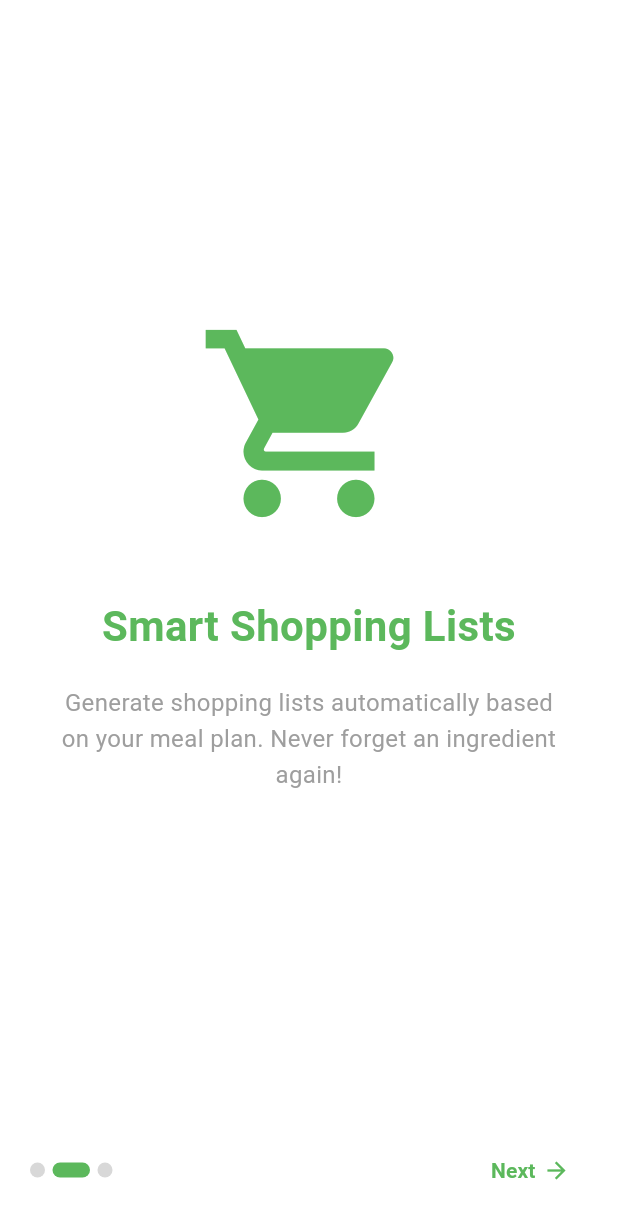
After one commit to reymartjohneva/meal_planner, a Flutter app: the OnboardingScreen screen opened by its route, after a tap on "Next", on a phone screen of 412 x 824 dp. The commit adds this screen. Shown: the top 1219 px of the screen. Run offline on Flutter 3.47's test engine with Material 3 defaults, Android fonts, the phone set to English and light mode, and no system bars; our stand-ins replace cloud_firestore, firebase_auth, firebase_core, flutter_local_notifications, shared_preferences, table_calendar and 1 more; accounts and stored records are empty.

Commit message:
feat: added getting started page

```diff
--- a/lib/main.dart
+++ b/lib/main.dart
@@ -5,6 +5,7 @@ import 'pages/register_page.dart';
 import 'pages/home_screen.dart';
 import 'pages/profile_page.dart';  // Import the Profile Page
 import 'firebase_options.dart';
+import 'pages/getting_started_page.dart';
 
 void main() async{
   WidgetsFlutterBinding.ensureInitialized();
@@ -69,6 +70,7 @@ class MyApp extends StatelessWidget {
         '/register': (context) => const RegisterPage(),
         '/login': (context) => const LoginPage(),
         '/profile': (context) => const ProfilePage(),
+        '/onboarding': (context) => const OnboardingScreen(),
       },
     );
   }
--- /dev/null
+++ b/lib/pages/getting_started_page.dart
@@ -0,0 +1,189 @@
+import 'package:flutter/material.dart';
+
+class OnboardingScreen extends StatefulWidget {
+  const OnboardingScreen({Key? key}) : super(key: key);
+
+  @override
+  State<OnboardingScreen> createState() => _OnboardingScreenState();
+}
+
+class _OnboardingScreenState extends State<OnboardingScreen> {
+  final PageController _pageController = PageController();
+  int _currentPage = 0;
+
+  final List<OnboardingPage> _pages = [
+    OnboardingPage(
+      title: "Plan Your Meals",
+      description: "Create weekly meal plans with our intuitive drag-and-drop interface. Organize breakfast, lunch, and dinner with ease.",
+      image: Icons.restaurant_menu,
+    ),
+    OnboardingPage(
+      title: "Smart Shopping Lists",
+      description: "Generate shopping lists automatically based on your meal plan. Never forget an ingredient again!",
+      image: Icons.shopping_cart,
+    ),
+    OnboardingPage(
+      title: "Track Nutrition",
+      description: "Monitor your calorie intake and nutritional balance. Eat healthier with personalized insights.",
+      image: Icons.pie_chart,
+    ),
+  ];
+
+  @override
+  void dispose() {
+    _pageController.dispose();
+    super.dispose();
+  }
+
+  @override
+  Widget build(BuildContext context) {
+    return Scaffold(
+      backgroundColor: Colors.white,
+      body: SafeArea(
+        child: Column(
+          children: [
+            Expanded(
+              child: PageView.builder(
+                controller: _pageController,
+                itemCount: _pages.length,
+                onPageChanged: (int page) {
+                  setState(() {
+                    _currentPage = page;
+                  });
+                },
+                itemBuilder: (context, index) {
+                  return buildPageContent(_pages[index]);
+                },
+              ),
+            ),
+            Padding(
+              padding: const EdgeInsets.all(20),
+              child: Row(
+                mainAxisAlignment: MainAxisAlignment.spaceBetween,
+                children: [
+                  // Page indicator
+                  Row(
+                    children: List.generate(
+                      _pages.length,
+                          (index) => buildDot(index: index),
+                    ),
+                  ),
+
+                  // Navigation buttons
+                  _currentPage == _pages.length - 1
+                      ? ElevatedButton(
+                    onPressed: () {
+                      // Navigate to your home screen
+                      Navigator.pushReplacementNamed(context, '/home');
+                    },
+                    style: ElevatedButton.styleFrom(
+                      backgroundColor: const Color(0xFF5CB85C),
+                      padding: const EdgeInsets.symmetric(horizontal: 30, vertical: 12),
+                      shape: RoundedRectangleBorder(
+                        borderRadius: BorderRadius.circular(20),
+                      ),
+                    ),
+                    child: const Text(
+                      "Get Started",
+                      style: TextStyle(
+                        color: Colors.white,
+                        fontWeight: FontWeight.bold,
+                      ),
+                    ),
+                  )
+                      : TextButton(
+                    onPressed: () {
+                      _pageController.nextPage(
+                        duration: const Duration(milliseconds: 300),
+                        curve: Curves.easeInOut,
+                      );
+                    },
+                    child: const Row(
+                      children: [
+                        Text(
+                          "Next",
+                          style: TextStyle(
+                            color: Color(0xFF5CB85C),
+                            fontWeight: FontWeight.bold,
+                          ),
+                        ),
+                        SizedBox(width: 5),
+                        Icon(
+                          Icons.arrow_forward,
+                          color: Color(0xFF5CB85C),
+                        ),
+                      ],
+                    ),
+                  ),
+                ],
+              ),
+            ),
+          ],
+        ),
+      ),
+    );
+  }
+
+  Widget buildPageContent(OnboardingPage page) {
+    return Padding(
+      padding: const EdgeInsets.all(40),
+      child: Column(
+        mainAxisAlignment: MainAxisAlignment.center,
+        children: [
+          Icon(
+            page.image,
+            size: 150,
+            color: const Color(0xFF5CB85C),
+          ),
+          const SizedBox(height: 40),
+          Text(
+            page.title,
+            style: const TextStyle(
+              fontSize: 28,
+              fontWeight: FontWeight.bold,
+              color: Color(0xFF5CB85C),
+            ),
+            textAlign: TextAlign.center,
+          ),
+          const SizedBox(height: 20),
+          Text(
+            page.description,
+            style: const TextStyle(
+              fontSize: 16,
+              color: Colors.grey,
+              height: 1.5,
+            ),
+            textAlign: TextAlign.center,
+          ),
+        ],
+      ),
+    );
+  }
+
+  Widget buildDot({required int index}) {
+    return AnimatedContainer(
+      duration: const Duration(milliseconds: 200),
+      margin: const EdgeInsets.only(right: 5),
+      height: 10,
+      width: _currentPage == index ? 25 : 10,
+      decoration: BoxDecoration(
+        color: _currentPage == index
+            ? const Color(0xFF5CB85C)
+            : const Color(0xFFD8D8D8),
+        borderRadius: BorderRadius.circular(5),
+      ),
+    );
+  }
+}
+
+class OnboardingPage {
+  final String title;
+  final String description;
+  final IconData image;
+
+  OnboardingPage({
+    required this.title,
+    required this.description,
+    required this.image,
+  });
+}
--- a/lib/pages/home_screen.dart
+++ b/lib/pages/home_screen.dart
@@ -531,6 +531,7 @@ class _HomeScreenState extends State<HomeScreen> {
         backgroundColor: primaryColor,
         foregroundColor: Colors.white,
         elevation: 0,
+        automaticallyImplyLeading: false, // Add this line to remove the back button
         actions: [
           // Theme toggle button
           IconButton(
--- a/lib/pages/login_page.dart
+++ b/lib/pages/login_page.dart
@@ -38,7 +38,7 @@ class _LoginPageState extends State<LoginPage> {
       );
       // Navigate to home page on successful login
       if (mounted) {
-        Navigator.pushReplacementNamed(context, '/home');
+        Navigator.pushReplacementNamed(context, '/onboarding');
       }
     } on FirebaseAuthException catch (e) {
       String message;
```
